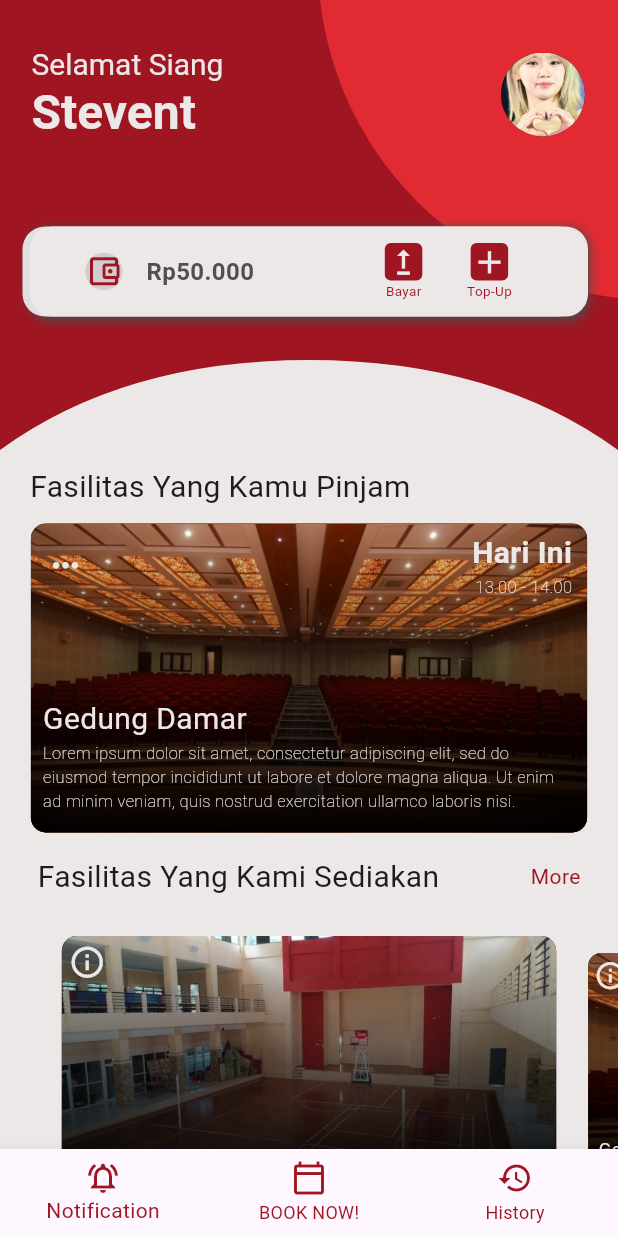
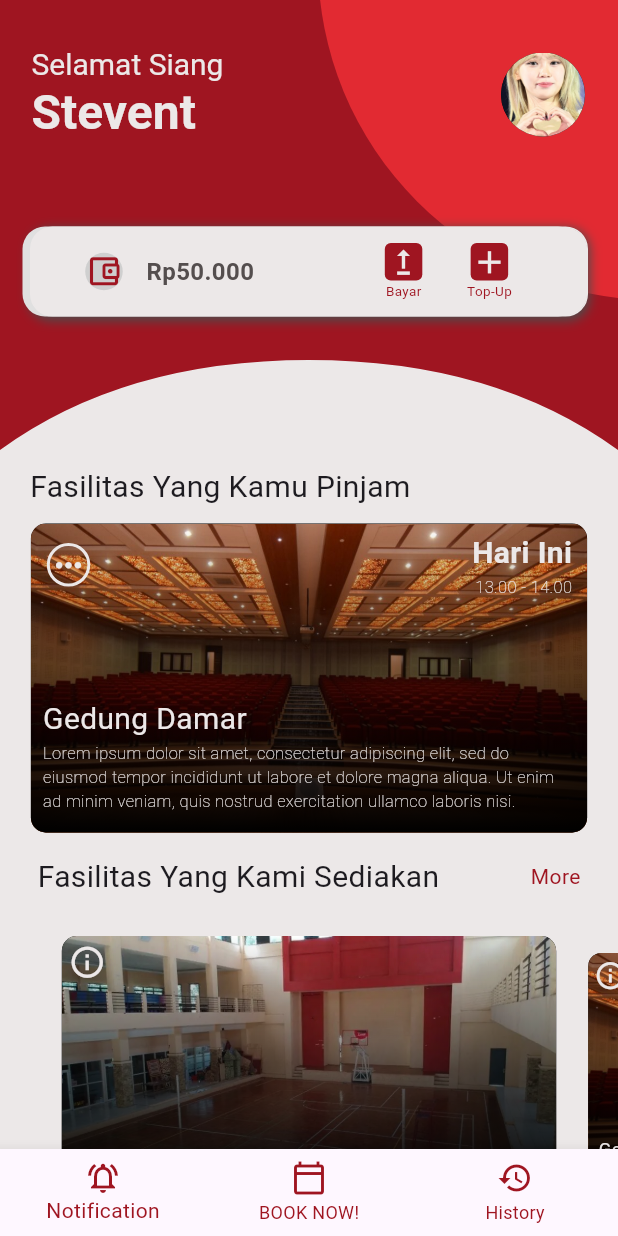
Before and after one commit to SuryaaAulia/Rent-It-App-Flutter, a Flutter app: the screen it shows after launch, on a phone screen of 412 x 824 dp. Run offline on Flutter 3.47's test engine with Material 3 defaults, Android fonts, the phone set to English and light mode, and no system bars; drawn by our look-alikes of carousel_slider; our stand-ins replace smooth_page_indicator.

Commit message:
Text Overlay - Upadte
now border is required for every icon

```diff
--- a/rent_it_flutter/lib/page/history_page.dart
+++ b/rent_it_flutter/lib/page/history_page.dart
@@ -43,6 +43,7 @@ class HistoryPage extends StatelessWidget {
                   image: const AssetImage('assets/images/ged_damar.jpg'),
                 ),
                 RTopTextOverlay(
+                  borderStyle: BoxShape.rectangle,
                   screenWidth: screenWidth,
                   color: rGray,
                   tanggal: 'Hari Ini',
@@ -66,6 +67,7 @@ class HistoryPage extends StatelessWidget {
                   image: const AssetImage('assets/images/ged_damar.jpg'),
                 ),
                 RTopTextOverlay(
+                  borderStyle: BoxShape.rectangle,
                   screenWidth: screenWidth,
                   color: rGray,
                   tanggal: 'Hari Ini',
--- a/rent_it_flutter/lib/page/home_page.dart
+++ b/rent_it_flutter/lib/page/home_page.dart
@@ -69,7 +69,10 @@ class _HomePageState extends State<HomePage> {
                       image: const AssetImage('assets/images/ged_damar.jpg'),
                     ),
                     RTopTextOverlay(
+                      borderStyle: BoxShape.circle,
                       icon: Icons.more_horiz_rounded,
+                      border: Border.all(
+                          style: BorderStyle.solid, color: rGray, width: 2),
                       screenWidth: screenWidth,
                       color: rGray,
                       tanggal: 'Hari Ini',
@@ -164,6 +167,7 @@ Widget buildImage(String image, int index, double width, double height) =>
               screenWidth: width,
             ),
             RTopTextOverlay(
+              borderStyle: BoxShape.circle,
               color: const Color.fromRGBO(236, 232, 232, 1),
               screenWidth: width,
               icon: Icons.info_outline,
--- a/rent_it_flutter/lib/widgets/bottom_navbar_widget.dart
+++ b/rent_it_flutter/lib/widgets/bottom_navbar_widget.dart
@@ -2,7 +2,7 @@ import 'package:flutter/material.dart';
 import 'package:rent_it_flutter/page/history_page.dart'; // Import your HistoryPage
 
 class RBottomNavbar extends StatelessWidget {
-  const RBottomNavbar({Key? key});
+  const RBottomNavbar({super.key, Key});
 
   @override
   Widget build(BuildContext context) {
--- a/rent_it_flutter/lib/widgets/text_overlay.dart
+++ b/rent_it_flutter/lib/widgets/text_overlay.dart
@@ -53,6 +53,8 @@ class RTopTextOverlay extends StatelessWidget {
     this.tanggal,
     this.waktu,
     this.icon,
+    this.border,
+    required this.borderStyle,
   });
 
   final double screenWidth;
@@ -60,6 +62,8 @@ class RTopTextOverlay extends StatelessWidget {
   final IconData? icon;
   final String? tanggal;
   final String? waktu;
+  final Border? border;
+  final BoxShape borderStyle;
 
   @override
   Widget build(BuildContext context) {
@@ -74,10 +78,12 @@ class RTopTextOverlay extends StatelessWidget {
           children: [
             if (icon != null)
               RIconBorder(
-                  borderColor: Colors.transparent,
-                  iconColor: color,
-                  iconType: icon!,
-                  borderStyle: BoxShape.rectangle),
+                borderColor: Colors.transparent,
+                iconColor: color,
+                iconType: icon!,
+                borderStyle: borderStyle,
+                lineBorder: border,
+              ),
             Column(
               crossAxisAlignment: CrossAxisAlignment.end,
               children: <Widget>[
```
